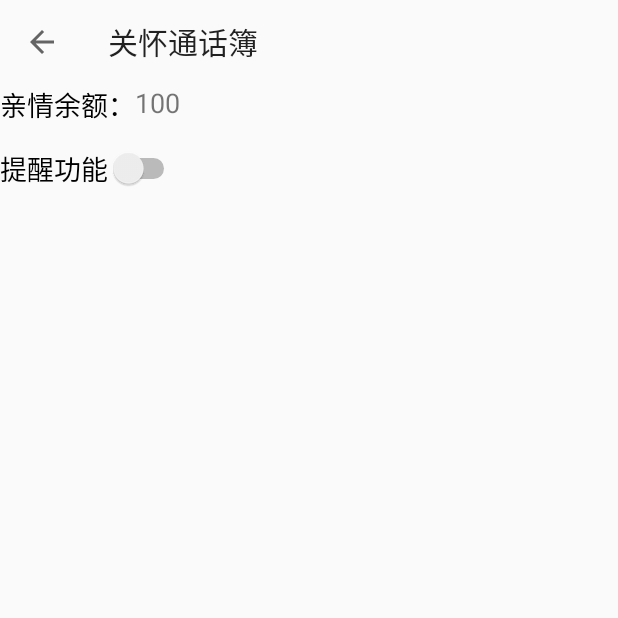
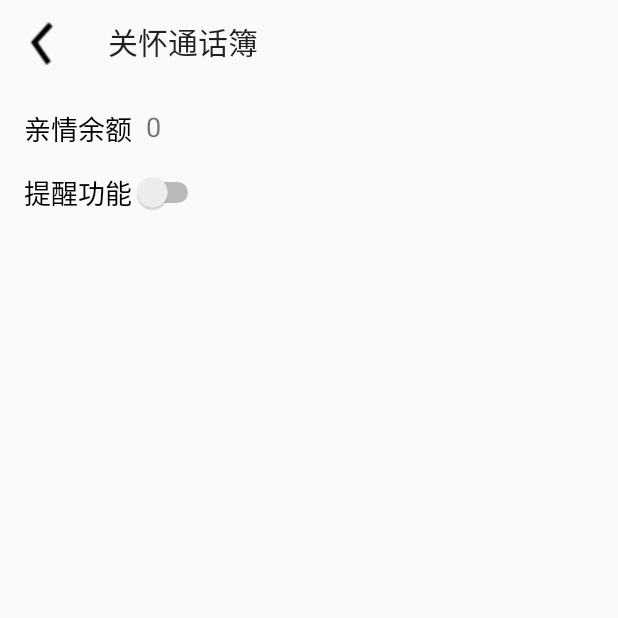
Before and after one commit to cooljacket/FamilyContactsList, an Android app: the FamilyMoney screen opened directly, with no data from a screen before it, on a phone screen of 412 x 824 dp, the top half of it. Run offline under Robolectric (Android 15) with nearby library versions, the phone set to English and light mode, and no system bars.

Commit message:
最新的UI

```diff
--- a/app/src/main/java/hw/happyjacket/com/familycontactlist/CommonUtils.java
+++ b/app/src/main/java/hw/happyjacket/com/familycontactlist/CommonUtils.java
@@ -155,7 +155,7 @@ public class CommonUtils {
         return j == pLen ? i-j : -1;
     }
 
-    public static Vector<Integer> SearchAmongRecords(List<HashMap<String, String>> data, String pattern) {
+    public static Vector<Integer> SearchAmongRecords(List<HashMap<String, String>> data, String pattern, Vector<Integer> position) {
         Vector<Integer> result = new Vector<>();
         Vector<Integer> keys = new Vector<>();
 
@@ -171,6 +171,7 @@ public class CommonUtils {
             keys.insertElementAt(pos, index);
             result.insertElementAt(i, index);
         }
+        position.addAll(keys);
         return result;
     }
 
--- a/app/src/main/java/hw/happyjacket/com/familycontactlist/DBHelper.java
+++ b/app/src/main/java/hw/happyjacket/com/familycontactlist/DBHelper.java
@@ -217,15 +217,11 @@ public class DBHelper extends SQLiteOpenHelper {
 
     public Vector<User> getFamilies() {
         Vector<User> families = new Vector<User>();
-        Cursor cursor = db.query(DB_TABLENAME, null, GROUPNAME + "=?", new String[]{"家庭"}, null, null, null);
-
-        Log.d("get families", "in");
-
+        Cursor cursor = db.query(DB_TABLENAME, null, GROUPNAME + " like '%家庭%'", null, null, null, null);
         while (cursor.moveToNext()) {
             User user = new User();
             user.name = cursor.getString(cursor.getColumnIndex("name"));
             user.mobilephone = cursor.getString(cursor.getColumnIndex("mobilephone"));
-            Log.d("get families", user.name + ", " + user.mobilephone);
             families.add(user);
         }
 
--- a/app/src/main/java/hw/happyjacket/com/familycontactlist/FMAlarmReceiver.java
+++ b/app/src/main/java/hw/happyjacket/com/familycontactlist/FMAlarmReceiver.java
@@ -28,8 +28,10 @@ public class FMAlarmReceiver extends BroadcastReceiver {
 
         double sum = 0.0;
         for (FamilyRecord record : records) {
-            sum += record.time / FamilyRecord.DAY;
+            if(record.time > 0)
+                sum += record.time;
         }
+        sum /= FamilyRecord.DAY;
 
         int DayNoCommunicate = (int) sum / records.size();
         if (DayNoCommunicate > FamilyMoney.MOST_MONEY) {
--- a/app/src/main/java/hw/happyjacket/com/familycontactlist/FamilyMoney.java
+++ b/app/src/main/java/hw/happyjacket/com/familycontactlist/FamilyMoney.java
@@ -13,6 +13,7 @@ import android.view.View;
 import android.widget.CompoundButton;
 import android.widget.ListView;
 import android.widget.Switch;
+import android.widget.TextView;
 
 import java.util.Calendar;
 import java.util.HashSet;
@@ -31,6 +32,7 @@ public class FamilyMoney extends AppCompatActivity {
         Toolbar toolbar = (Toolbar) findViewById(R.id.login_toolbar);
         setSupportActionBar(toolbar);
         getSupportActionBar().setDisplayHomeAsUpEnabled(true);
+        toolbar.setNavigationIcon(R.drawable.arrow_back_selector2);
         toolbar.setNavigationOnClickListener(new View.OnClickListener() {
             @Override
             public void onClick(View v) {
@@ -53,10 +55,23 @@ public class FamilyMoney extends AppCompatActivity {
         });
 
 
+
         List<FamilyRecord> data = FamilyRecord.GetAllFamilies(FamilyMoney.this);
         FamilyRecordAdapter adapter = new FamilyRecordAdapter(FamilyMoney.this, R.layout.family_record_item, data);
         ListView fmList = (ListView) findViewById(R.id.families);
         fmList.setAdapter(adapter);
+
+        TextView family_money = (TextView) findViewById(R.id.family_money);
+        double sum = 0.0;
+        int count = 0;
+        for (FamilyRecord record : data) {
+            if(record.time > 0) {
+                sum += record.time;
+                ++count;
+            }
+        }
+        sum /= FamilyRecord.DAY;
+        family_money.setText((int)(sum/count) + "");
     }
 
 
--- a/app/src/main/java/hw/happyjacket/com/familycontactlist/FamilyRecord.java
+++ b/app/src/main/java/hw/happyjacket/com/familycontactlist/FamilyRecord.java
@@ -3,8 +3,17 @@ package hw.happyjacket.com.familycontactlist;
 import android.content.Context;
 
 import java.util.ArrayList;
+import java.util.Calendar;
+import java.util.Collections;
+import java.util.Comparator;
+import java.util.Date;
+import java.util.HashMap;
 import java.util.List;
 import java.util.Vector;
+
+import hw.happyjacket.com.familycontactlist.phone.PhoneDictionary;
+import hw.happyjacket.com.familycontactlist.phone.list.PhoneList;
+import hw.happyjacket.com.familycontactlist.phone.list.RecordList;
 
 /**
  * Created by jacket on 2016/5/4.
@@ -20,7 +29,8 @@ public class FamilyRecord {
     }
 
     public String timeToStr() {
-        String str = new String();
+        if(time < 0)
+            return "无";
         if (time < MINUTE)
             return String.format("%d秒前", time);
         else if (time < HOUR)
@@ -33,12 +43,34 @@ public class FamilyRecord {
 
     public static List<FamilyRecord> GetAllFamilies(Context context) {
         DBHelper dbHelper = new DBHelper(context);
+        RecordList recordList = new RecordList(context);
         Vector<User> families = dbHelper.getFamilies();
+        String arg[] = new String[families.size()];
+        for (int i = 0 ; i < families.size() ; ++i)
+            arg[i] = families.get(i).mobilephone;
+        HashMap<String,Long> result = recordList.getDate(arg);
         List<FamilyRecord> records = new ArrayList<>();
+        Long tDate;
 
+        Long now = Calendar.getInstance().getTimeInMillis();
+        Date lastCall;
         for (User user : families) {
-            records.add(new FamilyRecord(user.name, FamilyRecord.DAY * 40));
+            if ((tDate = result.get(user.mobilephone)) != null)
+                records.add(new FamilyRecord(user.name, (int)((now - tDate)/1000.0)));
+            else
+                records.add(new FamilyRecord(user.name, -1));
         }
+
+        Collections.sort(records, new Comparator<FamilyRecord>() {
+            @Override
+            public int compare(FamilyRecord lhs, FamilyRecord rhs) {
+                if (lhs.time == -1)
+                    return -1;
+                else if (rhs.time == -1)
+                    return 1;
+                return rhs.time - lhs.time;
+            }
+        });
 
         return records;
     }
--- a/app/src/main/java/hw/happyjacket/com/familycontactlist/myphonebook/PhotoZoom.java
+++ b/app/src/main/java/hw/happyjacket/com/familycontactlist/myphonebook/PhotoZoom.java
@@ -67,8 +67,9 @@ public class PhotoZoom {
         Canvas canvas = new Canvas(target);
         /*
         首先绘制圆形
+        -10 是为了减去边框
          */
-        canvas.drawCircle(width/2,height/2,Math.min(width,height)/2,paint);
+        canvas.drawCircle(width/2,height/2,Math.min(width,height)/2 - 9,paint);
         /*
         使用SRC_IN
          */
--- a/app/src/main/java/hw/happyjacket/com/familycontactlist/myphonebook/show/MainShow.java
+++ b/app/src/main/java/hw/happyjacket/com/familycontactlist/myphonebook/show/MainShow.java
@@ -122,12 +122,13 @@ public class MainShow extends PhoneShow {
         sPhoneAdapter.notifyDataSetChanged();
     }
 
-    public void notifyDataSetChanged(Vector<Integer> pos){
-        if(pos == null || pos.size() == 0)
+    public void notifyDataSetChanged(Vector<Integer> pos, Vector<Integer> key){
+        if(pos == null)
             return;
         mPhoneListElementList.removeAllElements();
         for (int i = 0; i < pos.size(); ++i) {
             mPhoneListElementList.add(new HashMap<>(MainActivity.phoneElement.get(pos.get(i))));
+            mPhoneListElementList.get(i).put(PhoneDictionary.DIVIDER,key.get(i).toString());
         }
         mDecorate.decorate(mPhoneListElementList);
         sPhoneAdapter.notifyDataSetChanged();
--- a/app/src/main/java/hw/happyjacket/com/familycontactlist/phone/PhoneDictionary.java
+++ b/app/src/main/java/hw/happyjacket/com/familycontactlist/phone/PhoneDictionary.java
@@ -18,6 +18,7 @@ public class PhoneDictionary {
     public static final String DATE = CallLog.Calls.DATE;
     public static final String ID = CallLog.Calls._ID;
     public static final String OTHER = "something special";
+    public static final String DIVIDER = "divider";
     public static final String READ = CallLog.Calls.IS_READ;
     public static final String DATE_SAVE = "date_save";
     public static final String LOCATION = "location";
--- a/app/src/main/java/hw/happyjacket/com/familycontactlist/phone/list/RecordList.java
+++ b/app/src/main/java/hw/happyjacket/com/familycontactlist/phone/list/RecordList.java
@@ -84,6 +84,25 @@ public class RecordList extends PhoneList {
 
     public RecordList(Context context, Uri uri, String db, String table, String[] projection, String selection, String[] argument, String orderby) {
         super(context,uri.toString(),db,DataBaseDictionary.databaseVersion,table,projection,selection,argument,orderby);
+    }
+
+    public HashMap<String,Long> getDate(String numbers[]){
+        projection = new String[] {PhoneDictionary.NUMBER,PhoneDictionary.DATE};
+        selection = "";
+        for (int i = 0 ; i < numbers.length - 1; ++i)
+            selection += PhoneDictionary.NUMBER + "=? or ";
+        selection += PhoneDictionary.NUMBER + "=?";
+        argument = numbers;
+        orderby = PhoneDictionary.DATE;
+        HashMap<String,Long> result = new HashMap<>();
+        connectDataBase();
+        if(cursor.moveToFirst()){
+            do{
+                result.put(cursor.getString(0),cursor.getLong(1));
+            }while (cursor.moveToNext());
+        }
+
+        return result;
     }
 
 
--- a/app/src/main/res/color/button_text_blue_selector.xml
+++ b/app/src/main/res/color/button_text_blue_selector.xml
@@ -1,6 +1,6 @@
 <?xml version="1.0" encoding="utf-8"?>
 <selector xmlns:android="http://schemas.android.com/apk/res/android">
     <item android:state_pressed="true" android:color="@color/lightblue"/>
-    <item android:color="@color/black"/>
+    <item android:color="@color/lightblack"/>
 
 </selector>
--- /dev/null
+++ b/app/src/main/res/drawable/backspace_selector.xml
@@ -0,0 +1,5 @@
+<?xml version="1.0" encoding="utf-8"?>
+<selector xmlns:android="http://schemas.android.com/apk/res/android">
+    <item android:state_pressed="true" android:drawable="@drawable/backspace_light"/>
+    <item android:drawable="@drawable/backspace"/>
+</selector>
--- /dev/null
+++ b/app/src/main/res/drawable/dialp3x_selector.xml
@@ -0,0 +1,5 @@
+<?xml version="1.0" encoding="utf-8"?>
+<selector xmlns:android="http://schemas.android.com/apk/res/android">
+    <item android:state_pressed="true" android:drawable="@drawable/dialpad3x_light"/>
+    <item android:drawable="@drawable/dialpad3x"/>
+</selector>
--- a/app/src/main/res/layout/activity_family_money.xml
+++ b/app/src/main/res/layout/activity_family_money.xml
@@ -15,16 +15,19 @@
 
     <RelativeLayout
         android:id="@+id/fm_header"
+        android:layout_marginLeft="@dimen/activity_horizontal_margin"
         android:layout_width="match_parent"
-        android:layout_height="wrap_content">
+        android:layout_height="wrap_content"
+        android:layout_marginTop="@dimen/activity_vertical_margin">
 
         <LinearLayout
             android:id="@+id/fm_money_tips"
+
             android:layout_width="wrap_content"
             android:layout_height="wrap_content">
 
             <TextView
-                android:text="亲情余额："
+                android:text="亲情余额  "
                 android:textSize="@dimen/fm_text_size"
                 android:textColor="@color/dark_black"
                 android:layout_width="wrap_content"
@@ -32,7 +35,6 @@
 
             <TextView
                 android:id="@+id/family_money"
-                android:text="100"
                 android:textSize="@dimen/fm_text_size"
                 android:layout_width="wrap_content"
                 android:layout_height="match_parent" />
--- a/app/src/main/res/layout/dia_wheel.xml
+++ b/app/src/main/res/layout/dia_wheel.xml
@@ -33,7 +33,7 @@
         android:layout_width="20dp"
         android:layout_height="22dp"
         android:scaleType="centerInside"
-        android:src="@drawable/dialpad3x"
+        android:src="@drawable/dialp3x_selector"
         android:background="@null"
         android:layout_alignParentLeft="true"
         android:layout_below="@+id/dia_wheel_table"
@@ -55,7 +55,7 @@
         android:layout_width="30dp"
         android:layout_height="20dp"
         android:scaleType="centerInside"
-        android:src="@drawable/backspace"
+        android:src="@drawable/backspace_selector"
         android:background="@null"
         android:layout_gravity="right"
         android:layout_alignParentRight="true"
--- a/app/src/main/res/values/colors.xml
+++ b/app/src/main/res/values/colors.xml
@@ -18,6 +18,7 @@
     <color name="gray">#DCDCDC</color>
     <color name="deepgray">#ababab</color>
     <color name="deepdeepgray">#787878</color>
+    <color name="lightblack">#222222</color>
     <color name="black">#111111</color>
     <color name="green">#00CD00</color>
     <color name="bar_blue">#85DAFF</color>
```
Also changed, not shown: app/src/main/java/hw/happyjacket/com/familycontactlist/MainActivity.java (+5 -6 lines), app/src/main/java/hw/happyjacket/com/familycontactlist/myphonebook/adapter/MainAdapter.java (+42 -9 lines), app/src/main/java/hw/happyjacket/com/familycontactlist/myphonebook/factory/DialogFactory.java (+4 -3 lines), app/src/main/res/layout/family_record_item.xml (+10 -3 lines).
